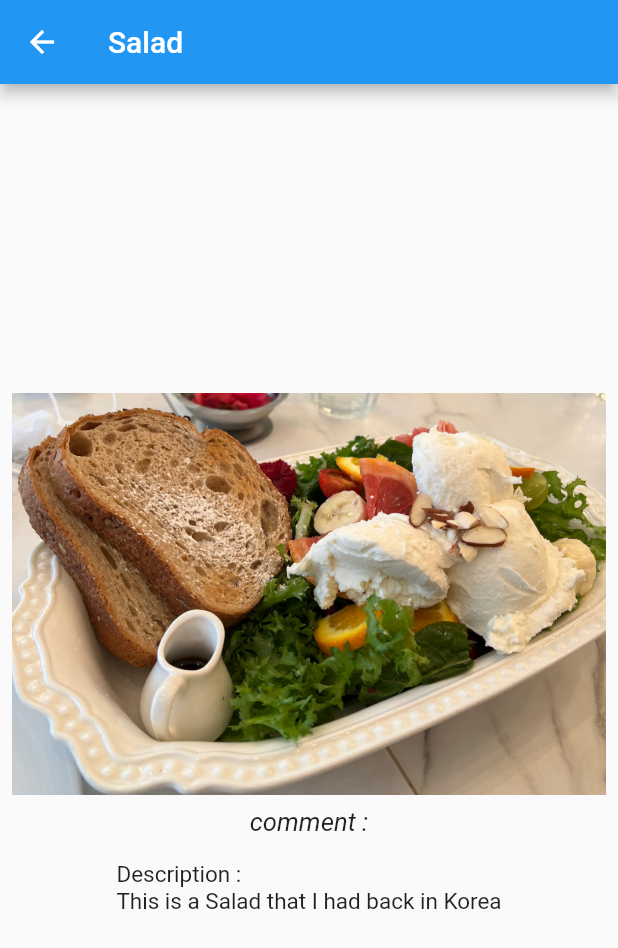
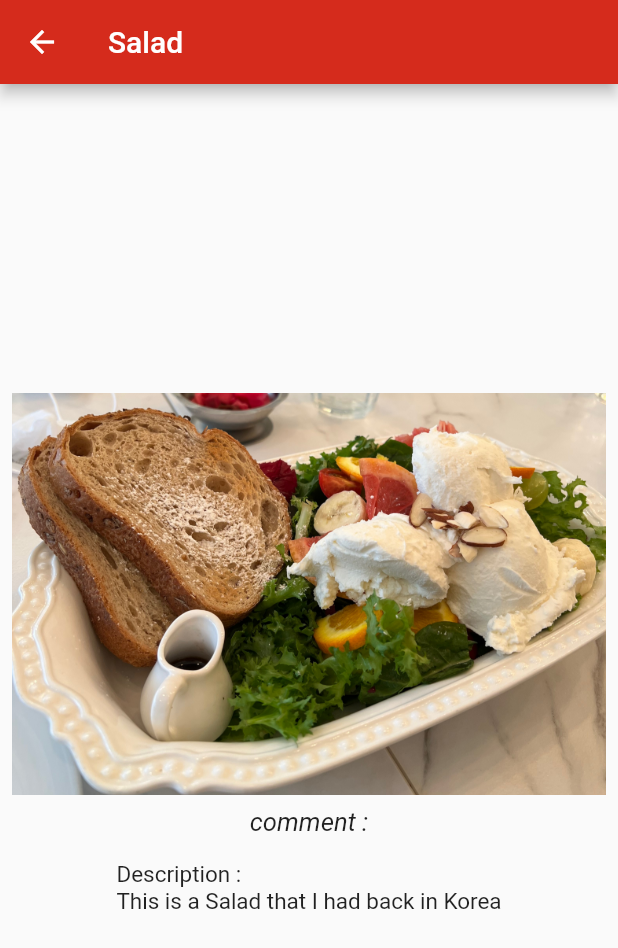
Before and after one commit to Haesun-Lee/tap_review, a Flutter app: the ReviewDetailPage screen opened directly with sample values from the repository, on a phone screen of 412 x 824 dp. Shown: the top 948 px of the screen. Run offline on Flutter 3.47's test engine with Material 2 defaults, Android fonts, the phone set to English and light mode, and no system bars; missing offline and left inert: dart:ffi.

Commit message:
Update review_detail_page.dart

```diff
--- a/lib/widgets/pages/review_detail_page.dart
+++ b/lib/widgets/pages/review_detail_page.dart
@@ -12,7 +12,7 @@ class ReviewDetailPage extends StatelessWidget {
   @override
   Widget build(BuildContext context) {
     return Scaffold(
-        appBar: AppBar(title: Text(review.menu_name)),
+        appBar: AppBar(title: Text(review.menu_name), backgroundColor: Color(0xFFd52b1c),),
         body: Padding(
             padding: const EdgeInsets.all(8.0),
             child: Column(
```
